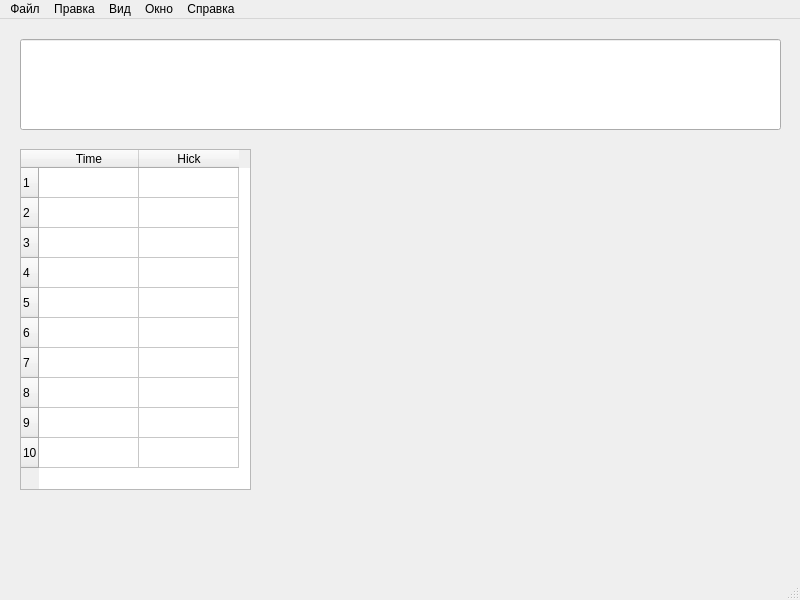
Qt form mainwindow.ui (nKadykov/interactive_systems_3) before a commit.
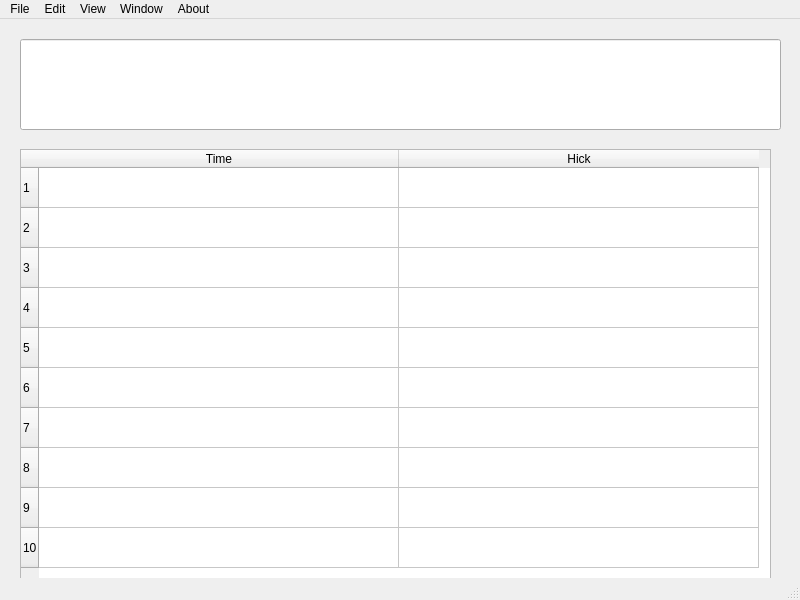
The same form after that commit.

```diff
--- a/mainwindow.ui
+++ b/mainwindow.ui
@@ -32,13 +32,22 @@
      <rect>
       <x>20</x>
       <y>130</y>
-      <width>231</width>
-      <height>341</height>
+      <width>751</width>
+      <height>441</height>
      </rect>
     </property>
     <property name="mouseTracking">
      <bool>false</bool>
     </property>
+    <attribute name="horizontalHeaderMinimumSectionSize">
+     <number>50</number>
+    </attribute>
+    <attribute name="horizontalHeaderDefaultSectionSize">
+     <number>360</number>
+    </attribute>
+    <attribute name="verticalHeaderDefaultSectionSize">
+     <number>40</number>
+    </attribute>
     <row/>
     <row/>
     <row/>
@@ -72,7 +81,7 @@
    </property>
    <widget class="QMenu" name="menu">
     <property name="title">
-     <string>Файл</string>
+     <string>File</string>
     </property>
     <widget class="QMenu" name="menu_5">
      <property name="title">
@@ -103,7 +112,7 @@
    </widget>
    <widget class="QMenu" name="menu_2">
     <property name="title">
-     <string>Правка</string>
+     <string>Edit</string>
     </property>
     <widget class="QMenu" name="menu_8">
      <property name="title">
@@ -125,12 +134,12 @@
    </widget>
    <widget class="QMenu" name="menu_3">
     <property name="title">
-     <string>Вид</string>
+     <string>View</string>
     </property>
    </widget>
    <widget class="QMenu" name="menu_4">
     <property name="title">
-     <string>Окно</string>
+     <string>Window</string>
     </property>
     <widget class="QMenu" name="menu_11">
      <property name="title">
@@ -157,7 +166,7 @@
    </widget>
    <widget class="QMenu" name="menu_10">
     <property name="title">
-     <string>Справка</string>
+     <string>About</string>
     </property>
     <addaction name="action_about"/>
    </widget>
```
Left out of the diff: 46 changed lines with no effect on the pictures.
